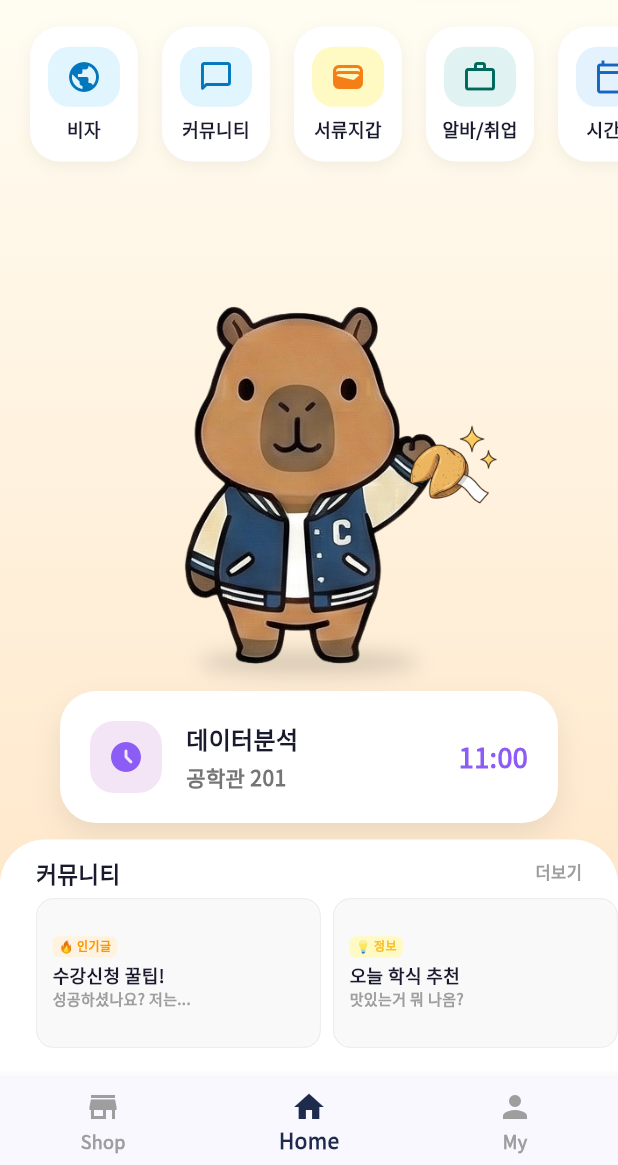
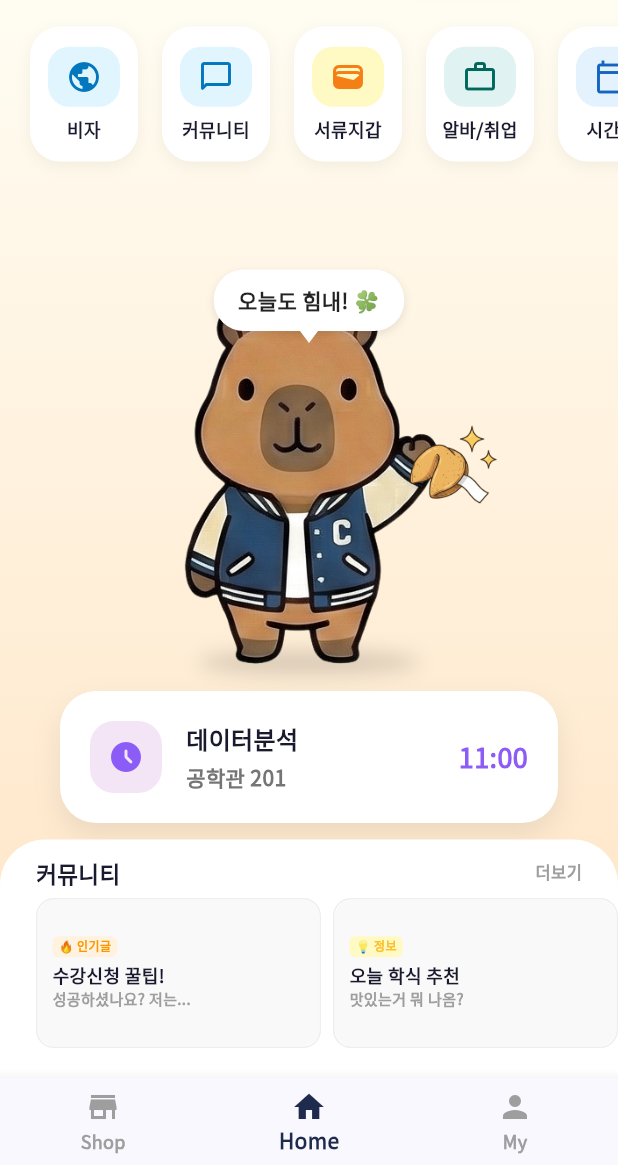
Before and after one commit to GUBBIB/CUTY, a Flutter app: the screen it shows after launch, on a phone screen of 412 x 824 dp, the part 71-1236 px from its top. Run offline on Flutter 3.47's test engine with Material 3 defaults, Android fonts, the phone set to English and light mode, and no system bars; our stand-ins replace dio, fl_chart, flutter_riverpod, flutter_secure_storage, google_fonts, shared_preferences; missing offline and left inert: window_manager.

Commit message:
UI: Enhance Community Cards and Home Screen Character
1. Community Screen: Redesigned Info & Used Market cards to match top cards style (Stack layout, assets). Standardized character alignment (right: 15/40px).

2. Home Screen: Added speech bubble ('오늘도 힘내! ') above main character using positioned stack and custom triangle painter.

```diff
--- a/cuty_app/lib/screens/home/home_screen.dart
+++ b/cuty_app/lib/screens/home/home_screen.dart
@@ -87,6 +87,45 @@ class HomeScreen extends ConsumerWidget {
                               child: CharacterSection(),
                             ),
                           ),
+                          // Speech Bubble (Above Character)
+                          Positioned(
+                            top: 30,
+                            left: 0,
+                            right: 0,
+                            child: Center(
+                              child: Column(
+                                children: [
+                                  Container(
+                                    padding: const EdgeInsets.symmetric(horizontal: 16, vertical: 10),
+                                    decoration: BoxDecoration(
+                                      color: Colors.white,
+                                      borderRadius: BorderRadius.circular(20),
+                                      boxShadow: [
+                                        BoxShadow(
+                                          color: Colors.black.withValues(alpha: 0.1),
+                                          blurRadius: 4,
+                                          offset: const Offset(0, 2),
+                                        ),
+                                      ],
+                                    ),
+                                    child: const Text(
+                                      "오늘도 힘내! 🍀",
+                                      style: TextStyle(
+                                        fontSize: 14,
+                                        fontWeight: FontWeight.w600,
+                                        color: Colors.black87,
+                                      ),
+                                    ),
+                                  ),
+                                  // Optional Triangle Tail
+                                  CustomPaint(
+                                    painter: _TrianglePainter(Colors.white),
+                                    size: const Size(12, 8),
+                                  ),
+                                ],
+                              ),
+                            ),
+                          ),
                           // Fortune Cookie (Character's Right Hand -> Screen Left)
                           Positioned(
                             bottom: 110,
@@ -130,3 +169,27 @@ class HomeScreen extends ConsumerWidget {
     );
   }
 }
+
+class _TrianglePainter extends CustomPainter {
+  final Color color;
+
+  _TrianglePainter(this.color);
+
+  @override
+  void paint(Canvas canvas, Size size) {
+    final paint = Paint()
+      ..color = color
+      ..style = PaintingStyle.fill;
+
+    final path = Path();
+    path.moveTo(0, 0);
+    path.lineTo(size.width / 2, size.height);
+    path.lineTo(size.width, 0);
+    path.close();
+
+    canvas.drawPath(path, paint);
+  }
+
+  @override
+  bool shouldRepaint(covariant CustomPainter oldDelegate) => false;
+}
```
Also changed, not shown: cuty_app/lib/screens/community/community_main_screen.dart (+35 -9 lines), cuty_app/assets/images/community_info.png (added), cuty_app/assets/images/community_used.png (added).
